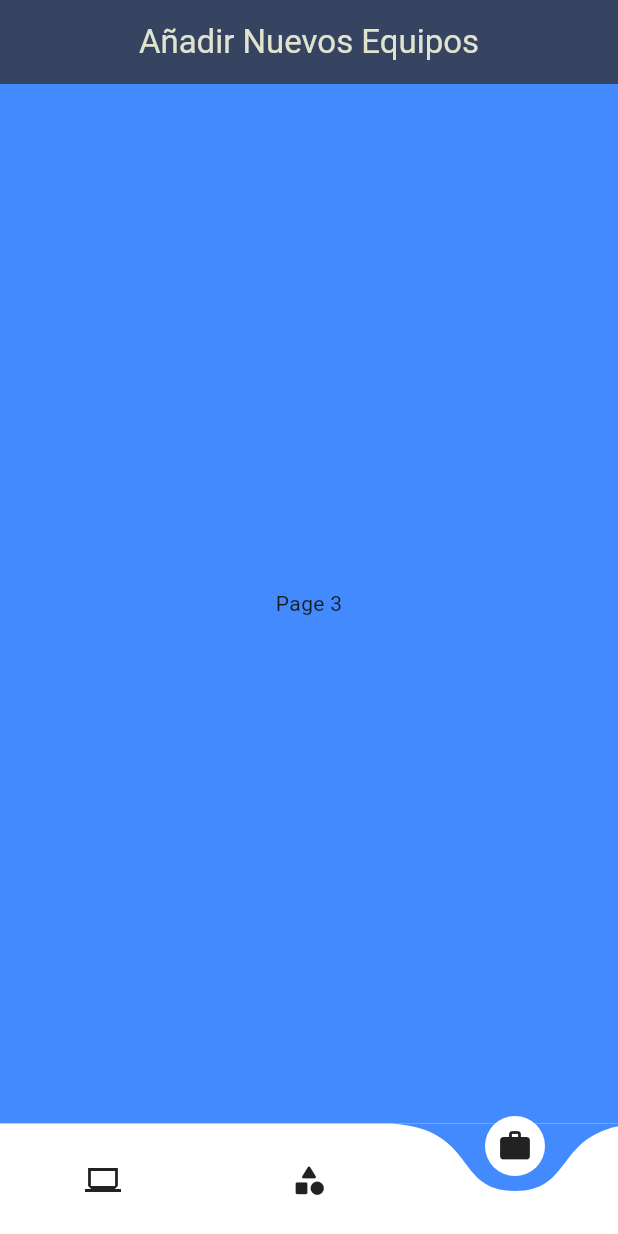
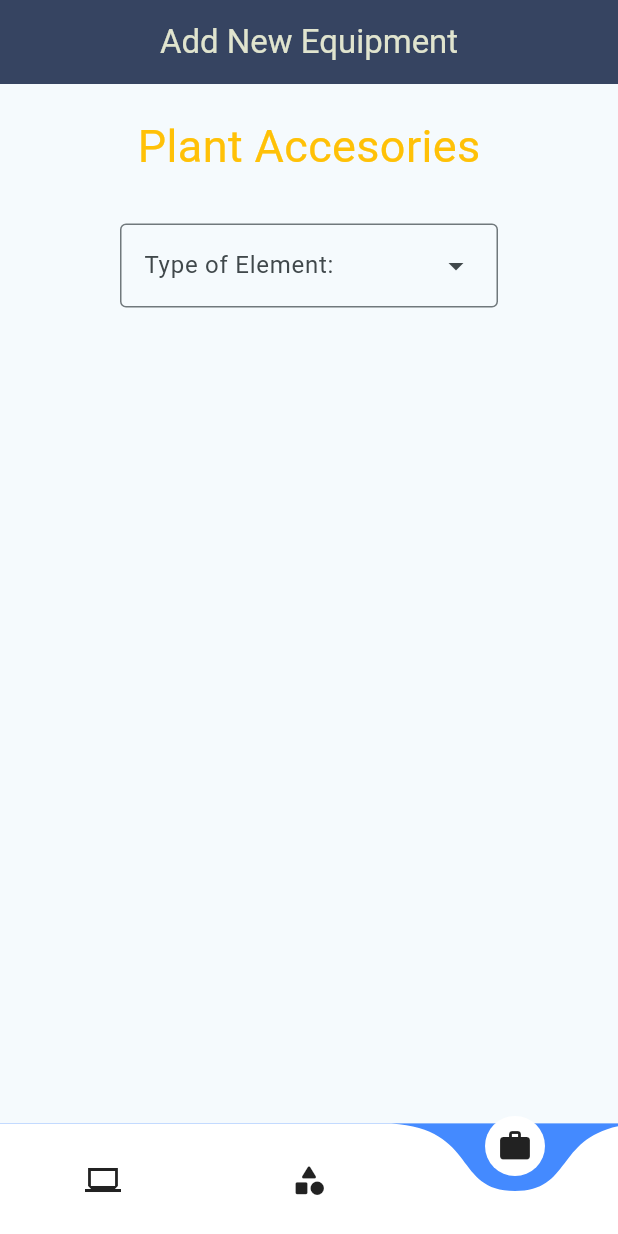
Before and after one commit to AndresOzil10/inventario, a Flutter app: the AddScreen screen opened by its route, item 3 of the bottom bar chosen, on a phone screen of 412 x 824 dp. Run offline on Flutter 3.47's test engine with Material 3 defaults, Android fonts, the phone set to English and light mode, and no system bars; drawn by our look-alikes of curved_navigation_bar; our stand-ins replace dio, flutter_dotenv, flutter_speed_dial, fluttertoast, gap, go_router and 1 more; missing offline and left inert: flutter_barcode_scanner.

Commit message:
all add page + info screen equipments

```diff
--- /dev/null
+++ b/lib/Json/dropdown_list.dart
@@ -0,0 +1,10 @@
+import 'package:flutter/material.dart';
+
+class MenuItem {
+  final String value;
+  final String label;
+  final IconData icon;
+
+  MenuItem({required this.value, required this.label, required this.icon});
+
+}
--- a/lib/config/routes/app_rotes.dart
+++ b/lib/config/routes/app_rotes.dart
@@ -1,7 +1,8 @@
 import 'package:go_router/go_router.dart';
 import 'package:inventario/screens/add_screen.dart';
 import 'package:inventario/screens/asignar_equipo_screen.dart';
-import 'package:inventario/screens/info_screen.dart';
+import 'package:inventario/screens/details_screen.dart';
+import 'package:inventario/screens/inf_screen.dart';
 import 'package:inventario/screens/register_screen.dart';
 
 import '../../screens/login_screen.dart';
@@ -33,4 +34,9 @@ final appRouter = GoRouter(routes: [
     //name: LoginScreen.name,
     builder: (context, state) => const AsignarEquipoScreen(),
   ),
+  GoRoute(
+    path: '/info',
+    //name: LoginScreen.name,
+    builder: (context, state) => const InfScreen(),
+  ),
 ]);
--- /dev/null
+++ b/lib/screens/add_plant_component.dart
@@ -0,0 +1,48 @@
+import 'package:flutter/material.dart';
+
+import '../Json/dropdown_list.dart';
+import '../widgets/custom_dropdown_list.dart';
+
+// ignore: must_be_immutable
+class AddPlantComponent extends StatelessWidget {
+  AddPlantComponent({super.key});
+
+  List<MenuItem> menuItems = [
+    MenuItem(value: 'Antena', label: 'Antena', icon: Icons.wifi),
+    MenuItem(value: 'Vario', label: 'Garburg Vario', icon: Icons.print),
+    MenuItem(value: 'Vita', label: 'Garburg Vita', icon: Icons.print_disabled_rounded),
+    MenuItem(value: 'RICOH', label: 'Impresora RICOH', icon: Icons.print_outlined),
+    MenuItem(value: 'Keyence', label: 'Escaner Keyence', icon: Icons.scanner),
+    MenuItem(value: 'Scanner', label: 'Scanner', icon: Icons.scanner_outlined),
+
+  ];
+
+  @override
+  Widget build(BuildContext context) {
+    return GestureDetector(
+      onTap: () => FocusManager.instance.primaryFocus?.unfocus(),
+      child:  Scaffold(
+        body: Form(
+          child: Column(
+            children: [
+              const SizedBox(
+                      height: 20,
+                    ),
+              Title(color: Colors.red, child: const Text('Plant Accesories', style: TextStyle(fontSize: 30, color: Colors.amber),)),
+              const SizedBox(
+                      height: 30,
+                    ),
+               Padding(
+                padding: const EdgeInsets.symmetric(horizontal: 80),
+                child: CustomDropdownList(menuItems: menuItems)
+              ),
+              const SizedBox(
+                      height: 40,
+                    ),
+            ],
+          ),
+        ),
+      ),
+    );
+  }
+}
--- a/lib/screens/add_screen.dart
+++ b/lib/screens/add_screen.dart
@@ -1,6 +1,9 @@
 import 'package:curved_navigation_bar/curved_navigation_bar.dart';
 import 'package:flutter/material.dart';
 import 'package:inventario/screens/add_computes.dart';
+import 'package:inventario/screens/add_plant_component.dart';
+
+import 'add_complemets.dart';
 
 class AddScreen extends StatefulWidget {
   const AddScreen({super.key});
@@ -15,11 +18,11 @@ class AddScreen extends StatefulWidget {
 class _AddScreenState extends State<AddScreen>{
 
   //List Pages
-  final AddComputer _addComputer = AddComputer();
-  //final AddComplemets _addComplements = AddComplements();
-  //final AddPiso _addPiso = AddPiso();
+  final AddComputer _addComputer = const AddComputer();
+  final AddComplemets _addComplements = AddComplemets();
+  final AddPlantComponent _addPiso = AddPlantComponent();
 
-  Widget _showPage = AddComputer();
+  Widget _showPage = const AddComputer();
 
   Widget _pageChooser(int page){
     switch (page) {
@@ -28,11 +31,11 @@ class _AddScreenState extends State<AddScreen>{
       // ignore: dead_code
       break;
       case 1:
-      return const Text("Page 2");
+      return _addComplements;
       // ignore: dead_code
       break;
       case 2:
-      return const Text("Page 3");
+      return _addPiso;
       // ignore: dead_code
       break;
       default:
@@ -55,7 +58,7 @@ class _AddScreenState extends State<AddScreen>{
           backgroundColor: const Color(0xff364461),
           foregroundColor: const Color(0xffe0e4ce),  //Color de letra
           centerTitle: true,
-          title: const Text("Añadir Nuevos Equipos"),
+          title: const Text("Add New Equipment"),
         ),
         bottomNavigationBar: CurvedNavigationBar(
           key: _bottomNavigationKey,
--- a/lib/screens/asignar_equipo_screen.dart
+++ b/lib/screens/asignar_equipo_screen.dart
@@ -7,8 +7,11 @@ class AsignarEquipoScreen extends StatelessWidget {
   Widget build(BuildContext context) {
     return  Scaffold(
       appBar: AppBar(
-
-      ),
+          backgroundColor: const Color(0xff364461),
+          foregroundColor: const Color(0xffe0e4ce),  //Color de letra
+          centerTitle: true,
+          title: const Text("Assign Equipment"),
+        ),
     );
   }
 }
--- /dev/null
+++ b/lib/widgets/custom_dropdown_list.dart
@@ -0,0 +1,37 @@
+import 'package:flutter/material.dart';
+import 'package:inventario/Json/dropdown_list.dart';
+
+class CustomDropdownList extends StatefulWidget {
+  final List<MenuItem> menuItems;
+  const CustomDropdownList({super.key, required this.menuItems});
+
+  @override
+  State<CustomDropdownList> createState() => _CustomDropdownListState();
+}
+
+class _CustomDropdownListState extends State<CustomDropdownList> {
+  final TextEditingController menuController = TextEditingController();
+
+  MenuItem? selectedMenu;
+
+  @override
+  Widget build(BuildContext context) {
+    return DropdownMenu(
+      //initialSelection: widget.menuItems.first,
+      controller: menuController,
+      width: MediaQuery.of(context).size.width-160.0,
+      hintText: "Select Option",
+      requestFocusOnTap: true,
+      enableFilter: true,
+      label: const Text('Type of Element:'),
+      onSelected: (MenuItem? menu) {
+        setState(() {
+          selectedMenu = menu;
+        });
+      },
+      dropdownMenuEntries: widget.menuItems.map<DropdownMenuEntry<MenuItem>>((MenuItem menu){
+        return DropdownMenuEntry(value: menu, label: menu.label, leadingIcon: Icon(menu.icon));
+      }).toList(),
+    );
+  }
+}
--- a/lib/widgets/custom_info_tarjet.dart
+++ b/lib/widgets/custom_info_tarjet.dart
@@ -8,7 +8,7 @@ class CustomInfo extends StatelessWidget {
   final Color color;
   //final ButtonStyle style;
   final Widget button;
-  //final Function() funcion;
+  final Function() funcion;
 
   const CustomInfo ({super.key,
     //required this.function,
@@ -17,7 +17,7 @@ class CustomInfo extends StatelessWidget {
     required this.icon,
     //required this.style,
     required this.button,
-    //required this.funcion,
+    required this.funcion,
     required this.color,
 
   });
@@ -37,6 +37,7 @@ class CustomInfo extends StatelessWidget {
             title: label,
             subtitle: subtitle,
             trailing: button,
+            onTap: funcion,
           ),
         ],
       ),
```
Also changed, not shown: lib/screens/add_complemets.dart (added, +46 -0 lines), lib/screens/add_computes.dart (+21 -4 lines), lib/screens/home_screen.dart (+24 -15 lines), lib/screens/inf_screen.dart (added, +97 -0 lines), lib/screens/details_screen.dart (renamed from lib/screens/info_screen.dart).
